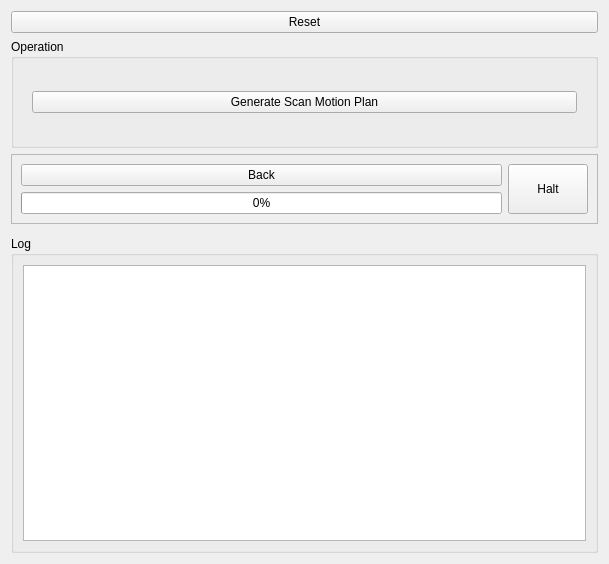
This is snp_application/src/snp_widget.ui in ros-industrial-consortium/scan_n_plan_workshop as Qt 5 draws it before an edit. The edited form follows.
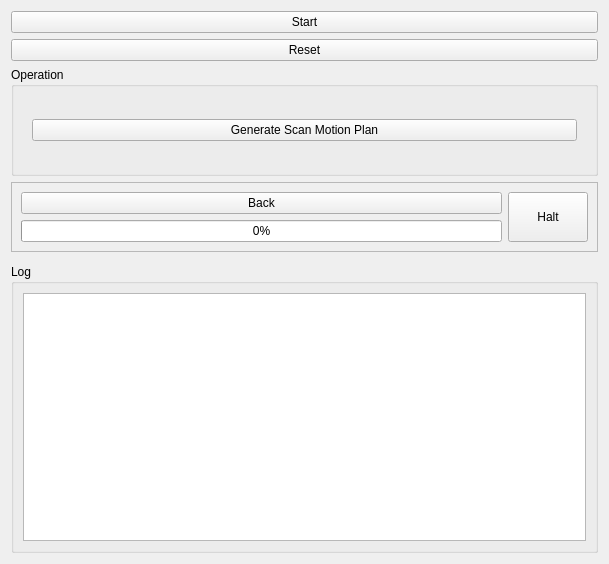
This is the edited form.

Commit message: Added start button and updated behavior of reset button

```diff
--- a/snp_application/src/snp_widget.ui
+++ b/snp_application/src/snp_widget.ui
@@ -14,6 +14,13 @@
    <string>Form</string>
   </property>
   <layout class="QVBoxLayout" name="verticalLayout_9">
+   <item>
+    <widget class="QPushButton" name="push_button_start">
+     <property name="text">
+      <string>Start</string>
+     </property>
+    </widget>
+   </item>
    <item>
     <widget class="QPushButton" name="push_button_reset">
      <property name="text">
@@ -187,6 +194,9 @@
      <layout class="QVBoxLayout" name="verticalLayout">
       <item>
        <widget class="QTextEdit" name="text_edit_log">
+        <property name="readOnly">
+         <bool>true</bool>
+        </property>
         <property name="html">
          <string>&lt;!DOCTYPE HTML PUBLIC &quot;-//W3C//DTD HTML 4.0//EN&quot; &quot;http://www.w3.org/TR/REC-html40/strict.dtd&quot;&gt;
 &lt;html&gt;&lt;head&gt;&lt;meta name=&quot;qrichtext&quot; content=&quot;1&quot; /&gt;&lt;meta charset=&quot;utf-8&quot; /&gt;&lt;style type=&quot;text/css&quot;&gt;
```
The commit also changes 1 other file.
